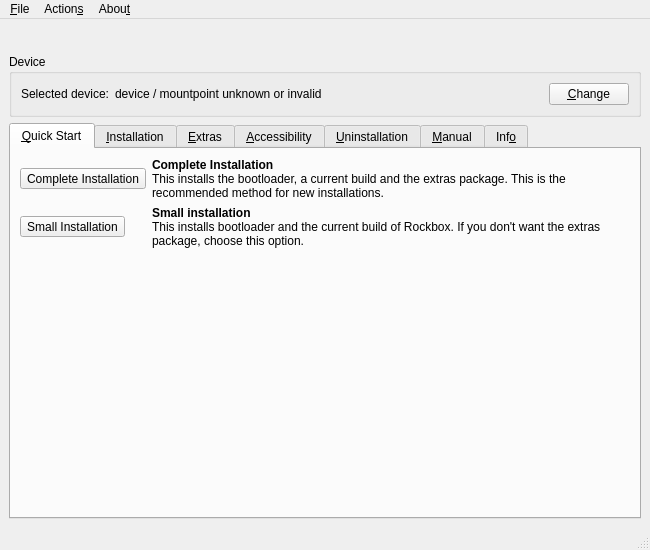
This is rbutil/rbutilqt/rbutilqtfrm.ui in Rockbox-Chinese-Community/Rockbox-RCC as Qt 5 draws it before an edit. The edited form follows.
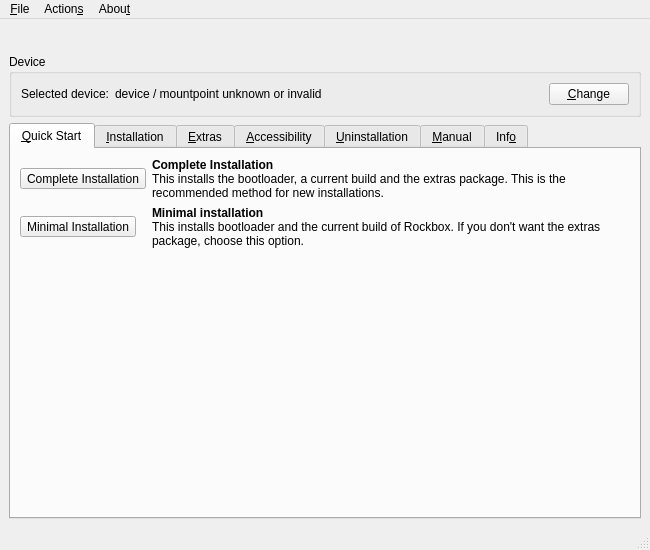
This is the edited form. Icons and pictures are not drawn.

Commit message: Default automatic install to the latest release instead of the most recent build. Rename small install to minimal install.

The edit to the form file:
```diff
--- a/rbutil/rbutilqt/rbutilqtfrm.ui
+++ b/rbutil/rbutilqt/rbutilqtfrm.ui
@@ -169,7 +169,7 @@
         <item row="1" column="0" >
          <widget class="QToolButton" name="buttonSmall" >
           <property name="text" >
-           <string>Small Installation</string>
+           <string>Minimal Installation</string>
           </property>
           <property name="icon" >
            <iconset resource="rbutilqt.qrc" >:/icons/rbinstall_btn.png</iconset>
@@ -185,7 +185,7 @@
         <item row="1" column="1" >
          <widget class="QLabel" name="labelSmall" >
           <property name="text" >
-           <string>&lt;b>Small installation&lt;/b>&lt;br/>This installs bootloader and the current build of Rockbox. If you don't want the extras package, choose this option.</string>
+           <string>&lt;b>Minimal installation&lt;/b>&lt;br/>This installs bootloader and the current build of Rockbox. If you don't want the extras package, choose this option.</string>
           </property>
           <property name="wordWrap" >
            <bool>true</bool>
```
Left out of the diff: 2 changed lines with no effect on the pictures. The commit also changes 1 other file.
